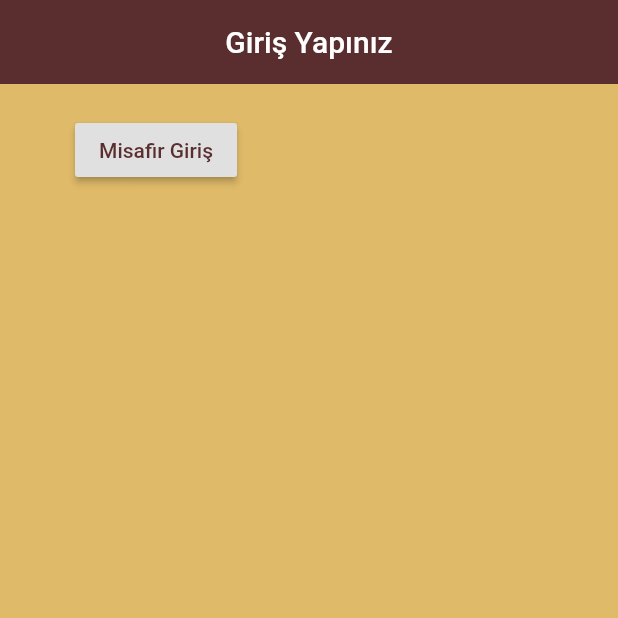
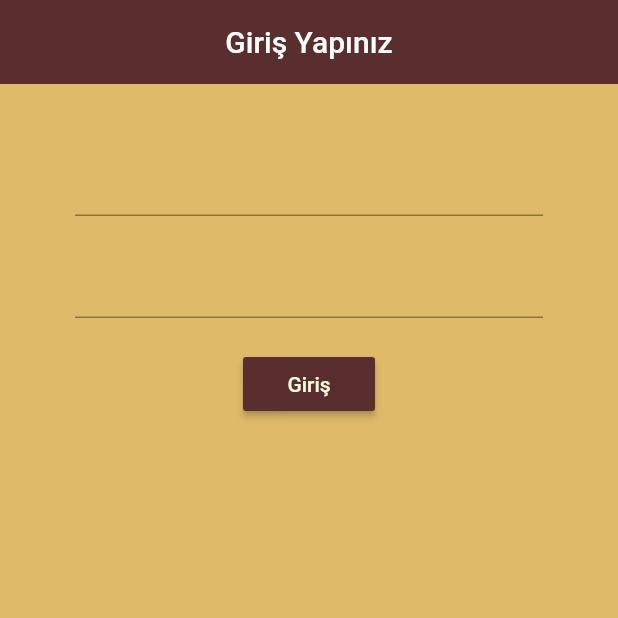
Before and after one commit to emralyilmaz/training41KahveniSecApp, a Flutter app: the screen it shows after launch, on a phone screen of 412 x 824 dp, the top half of it. Run offline on Flutter 3.47's test engine with Material 2 defaults, Android fonts, the phone set to English and light mode, and no system bars; our stand-ins replace firebase_auth, firebase_core; accounts and stored records are empty.

Commit message:
Sign In Sayfasını Tasarlama

```diff
--- a/lib/screens/authenticate/sign_in.dart
+++ b/lib/screens/authenticate/sign_in.dart
@@ -19,23 +19,33 @@ class _SignInState extends State<SignIn> {
         title: Text("Giriş Yapınız"),
         centerTitle: true,
       ),
-      body: Container(
-        padding: EdgeInsets.symmetric(vertical: 20.0, horizontal: 50.0),
-        child: RaisedButton(
-            disabledColor: Color.fromRGBO(255, 254, 223, 1),
-            // raisebutton ile anonim giriş yyapılacak ve tek bir butona tıklaması yeterlidir.
-            child: Text(
-              "Misafir Giriş",
-              style: TextStyle(color: Color.fromRGBO(90, 46, 46, 1)),
+      body: Center(
+        child: Container(
+          padding: EdgeInsets.symmetric(vertical: 20.0, horizontal: 50.0),
+          child: Form(
+            child: Column(
+              children: [
+                SizedBox(height: 20),
+                TextFormField(
+                  onChanged: (val) {},
+                ),
+                SizedBox(height: 20),
+                TextFormField(
+                  obscureText: true, // parola için
+                  onChanged: (val) {},
+                ),
+                SizedBox(height: 20),
+                RaisedButton(
+                    color: Color.fromRGBO(90, 46, 46, 1),
+                    child: Text(
+                      "Giriş",
+                      style: TextStyle(color: Color.fromRGBO(255, 254, 223, 1)),
+                    ),
+                    onPressed: () {})
+              ],
             ),
-            onPressed: () async {
-              dynamic sonuc = await _authService.signInAnonim();
-              if (sonuc == null) {
-                print("Giriş Başarısız.");
-              } else {
-                return (sonuc.uid); // uid: kullanıcıya ozel bir id
-              }
-            }),
+          ),
+        ),
       ),
     );
   }
```
